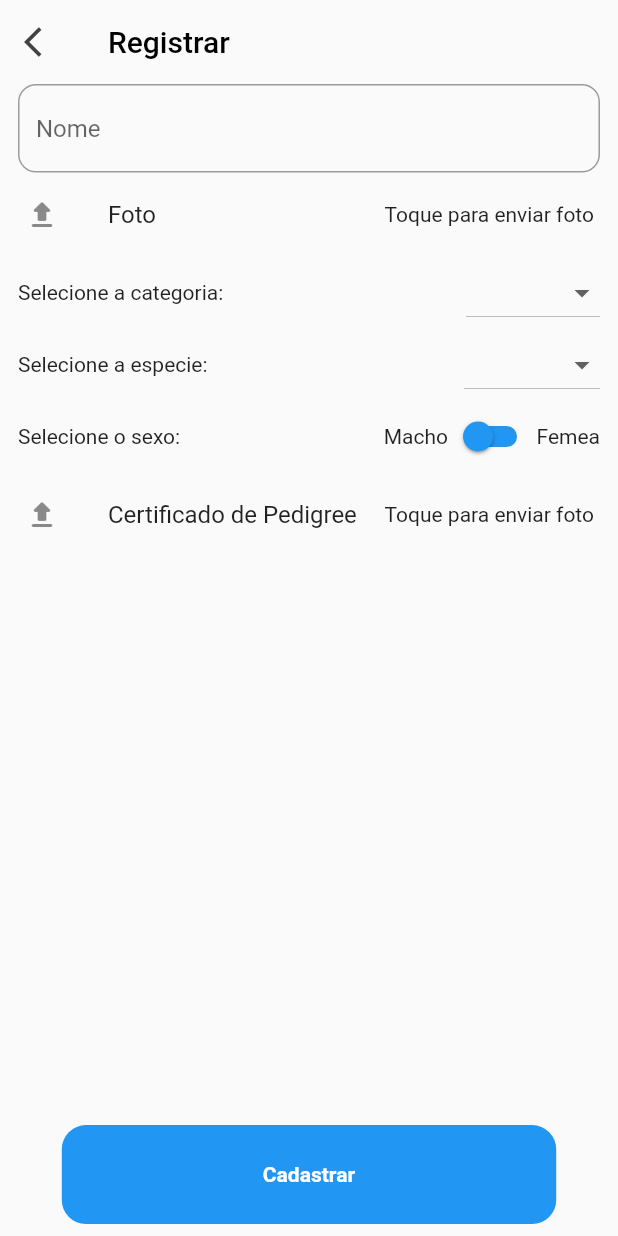
After one commit to cl0v/pedigree_seller, a Flutter app: the PetRegistrationScreen screen opened directly, on a phone screen of 412 x 824 dp. The commit adds this screen. Run offline on Flutter 3.47's test engine with Material 2 defaults, Android fonts, the phone set to English and light mode, and no system bars; our stand-ins replace date_time_picker, image_picker.

Commit message:
pet_registration_screen done

```diff
--- a/lib/app.dart
+++ b/lib/app.dart
@@ -1,5 +1,5 @@
 import 'package:flutter/material.dart';
-import 'app/pages/store_home/store_pet_parents_registration_screen.dart';
+import 'package:pedigree_seller/app/pages/home/home_screen.dart';
 
 class MyApp extends StatelessWidget {
   @override
@@ -7,7 +7,7 @@ class MyApp extends StatelessWidget {
     return MaterialApp(
       title: 'Pedigree seller',
       debugShowCheckedModeBanner: false,
-      home: StorePetParentsRegistration(),
+      home: HomeScreen(),
     );
   }
 }
--- /dev/null
+++ b/lib/app/components/image_picker_tile_widget.dart
@@ -0,0 +1,37 @@
+import 'dart:io';
+
+import 'package:flutter/material.dart';
+import 'package:image_picker/image_picker.dart';
+
+class ImagePickerTileWidget extends StatelessWidget {
+  final String title;
+  final File? file;
+  final Function(File) fileSetter;
+  const ImagePickerTileWidget({
+    Key? key,
+    required this.title,
+    this.file,
+    required this.fileSetter,
+  }) : super(key: key);
+
+  Future<File?> getImage() async {
+    final picker = ImagePicker();
+    final pickedFile = await picker.getImage(source: ImageSource.gallery);
+    if (pickedFile != null) return File(pickedFile.path);
+  }
+
+  @override
+  Widget build(BuildContext context) {
+    return ListTile(
+      title: Text(title),
+      leading: Icon(
+        Icons.upload_rounded,
+      ),
+      trailing: file != null ? Image.file(file!) : Text('Toque para enviar foto'),
+      onTap: () async {
+        var img = await getImage();
+        if (img != null) fileSetter(img);
+      },
+    );
+  }
+}
--- /dev/null
+++ b/lib/app/pages/pet_registration/pet_registration_screen.dart
@@ -0,0 +1,204 @@
+import 'dart:io';
+
+import 'package:flutter/material.dart';
+import 'package:pedigree_seller/app/components/custom_button_widget.dart';
+import 'package:pedigree_seller/app/components/image_picker_tile_widget.dart';
+import 'package:pedigree_seller/constants.dart';
+
+class PetRegistrationFormModel {
+  String name;
+  bool isMale;
+  //Especie
+  //Categoria
+  String category;
+  String specie;
+  File image;
+  File pedigreeCertification;
+  PetRegistrationFormModel({
+    required this.name,
+    required this.isMale,
+    required this.category,
+    required this.specie,
+    required this.image,
+    required this.pedigreeCertification,
+  });
+}
+
+List<String> petCategories = [
+  'Gato',
+  'Cachorro',
+  'Coelho',
+  'Hamster',
+];
+
+List<String> petSpecies = [
+  'Rotwailer',
+  'Cachorro',
+  'Coelho',
+  'Hamster',
+];
+
+class PetRegistrationScreen extends StatefulWidget {
+  @override
+  _PetRegistrationScreenState createState() => _PetRegistrationScreenState();
+}
+
+class _PetRegistrationScreenState extends State<PetRegistrationScreen> {
+  File? file;
+
+  fileSetter(File f) {
+    file = f;
+  }
+
+  bool _maleFemale = false;
+
+  @override
+  Widget build(BuildContext context) {
+    Size size = MediaQuery.of(context).size;
+    return Scaffold(
+      body: _body(),
+      appBar: _appBar(),
+      bottomNavigationBar: BottomAppBar(
+        color: Colors.transparent,
+        elevation: 0,
+        child: Padding(
+          padding: EdgeInsets.fromLTRB(
+            size.width * 0.1,
+            0,
+            size.width * 0.1,
+            8,
+          ),
+          child: CustomButtonWidget(
+            title: 'Cadastrar',
+            onPressed: () {
+              // Navigator.push(
+              //   context,
+              //   MaterialPageRoute(
+              //     builder: (context) => StorePetParentsRegistration(),
+              //   ),
+              // );
+            },
+          ),
+        ),
+      ),
+    );
+  }
+
+  Widget _body() {
+    return ListView(
+      children: [
+        Padding(
+          padding: const EdgeInsets.symmetric(horizontal: 12.0),
+          child: TextFormField(
+            decoration: InputDecoration(
+              hintText: 'Nome',
+              border: OutlineInputBorder(
+                borderRadius: BorderRadius.circular(
+                  12,
+                ),
+              ),
+            ),
+          ),
+        ),
+        ImagePickerTileWidget(
+          title: 'Foto',
+          fileSetter: fileSetter,
+        ),
+        //Selecionar categoria
+        Padding(
+          padding: const EdgeInsets.symmetric(horizontal: 12.0),
+          child: Row(
+            mainAxisAlignment: MainAxisAlignment.spaceBetween,
+            children: [
+              Text('Selecione a categoria:'),
+              DropdownButton(
+                  onChanged: (val) {},
+                  items: petCategories
+                      .map((cat) => DropdownMenuItem(
+                            child: Text(cat),
+                            value: cat,
+                          ))
+                      .toList())
+            ],
+          ),
+        ),
+        Padding(
+          padding: const EdgeInsets.symmetric(horizontal: 12.0),
+          child: Row(
+            mainAxisAlignment: MainAxisAlignment.spaceBetween,
+            children: [
+              Text('Selecione a especie:'),
+              DropdownButton(
+                  onChanged: (val) {},
+                  items: petSpecies
+                      .map((cat) => DropdownMenuItem(
+                            child: Text(cat),
+                            value: cat,
+                          ))
+                      .toList())
+            ],
+          ),
+        ),
+
+        Padding(
+          padding: const EdgeInsets.symmetric(horizontal: 12.0),
+          child: Row(
+            mainAxisAlignment: MainAxisAlignment.spaceBetween,
+            children: [
+              Text('Selecione o sexo:'),
+              Row(
+                mainAxisAlignment: MainAxisAlignment.spaceAround,
+                children: [
+                  Text('Macho'),
+                  Switch(
+                    value: _maleFemale,
+                    onChanged: (val) {
+                      setState(() {
+                        _maleFemale = val;
+                      });
+                    },
+                    activeColor: Colors.red,
+                    activeTrackColor: Colors.red,
+                    inactiveTrackColor: Colors.blue,
+                    inactiveThumbColor: Colors.blue,
+                  ),
+                  Text('Femea')
+                ],
+              ),
+            ],
+          ),
+        ),
+
+        //Selecionar sexo
+
+        //TODO: Sexo
+        //TODO: Selecionar a raça por aqui facilitaria muito a criação da ninhada
+        ImagePickerTileWidget(
+          title: 'Certificado de Pedigree',
+          fileSetter: fileSetter,
+        )
+      ],
+    );
+  }
+
+  AppBar _appBar() {
+    return AppBar(
+      brightness: Brightness.light,
+      backgroundColor: Colors.transparent,
+      elevation: 0,
+      title: Text(
+        'Registrar',
+        style: kTitleTextStyle,
+      ),
+      leading: Builder(builder: (BuildContext context) {
+        return IconButton(
+          icon: Icon(
+            Icons.arrow_back_ios,
+            color: Colors.grey[800],
+          ),
+          onPressed: () => Navigator.pop(context),
+        );
+      }),
+    );
+  }
+}
```
Also changed, not shown: lib/app/pages/store_home/store_home_screen.dart (+30 -24 lines), lib/app/pages/store_home/store_pet_parents_registration_screen.dart (+51 -44 lines), lib/app/pages/store_home/store_species_screen.dart (+21 -16 lines), lib/app/pages/store_home/store_dog_price_screen.dart (deleted).
